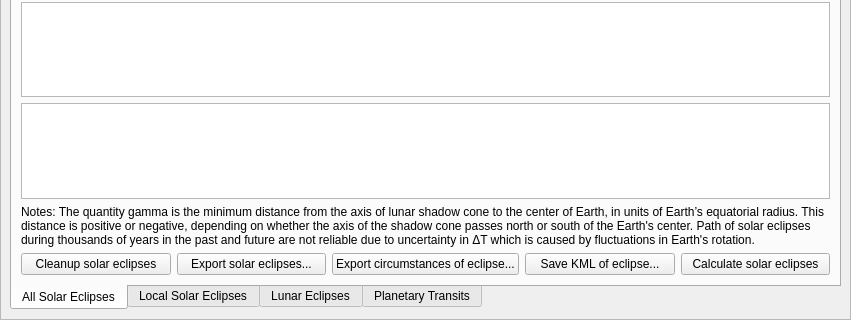
Above: src/gui/astroCalcDialog.ui from Stellarium/stellarium before the change; both pictures show x 0 to 851 and y 147 to 467 of the 851 by 467 pixel window. Below: the same form after it.
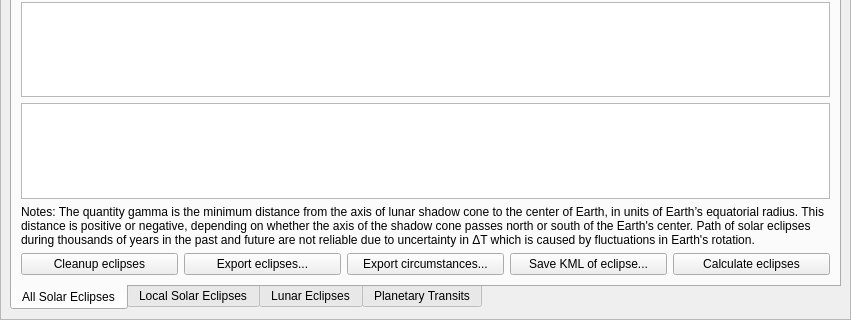
That is the form after the change. The open tabs and pages were chosen to show the change. Icons and pictures are not drawn. Custom widgets are drawn as their Qt base class.

Commit message: shorten botton labels

```diff
--- a/src/gui/astroCalcDialog.ui
+++ b/src/gui/astroCalcDialog.ui
@@ -2579,21 +2579,21 @@
                 <item>
                  <widget class="QPushButton" name="solareclipsesCleanupButton">
                   <property name="text">
-                   <string>Cleanup solar eclipses</string>
+                   <string>Cleanup eclipses</string>
                   </property>
                  </widget>
                 </item>
                 <item>
                  <widget class="QPushButton" name="solareclipsesSaveButton">
                   <property name="text">
-                   <string>Export solar eclipses...</string>
+                   <string>Export eclipses...</string>
                   </property>
                  </widget>
                 </item>
                 <item>
                  <widget class="QPushButton" name="solareclipsescontactsSaveButton">
                   <property name="text">
-                   <string>Export circumstances of eclipse...</string>
+                   <string>Export circumstances...</string>
                   </property>
                  </widget>
                 </item>
@@ -2607,7 +2607,7 @@
                 <item>
                  <widget class="QPushButton" name="solareclipsesCalculateButton">
                   <property name="text">
-                   <string>Calculate solar eclipses</string>
+                   <string>Calculate eclipses</string>
                   </property>
                  </widget>
                 </item>
```
Left out of the diff: 14 changed lines with no effect on the pictures.
